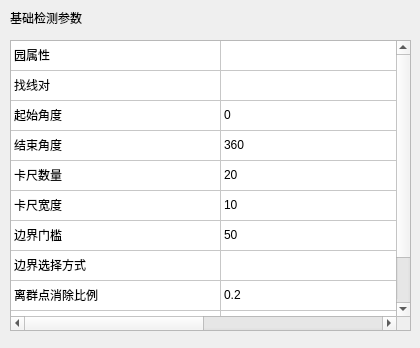
Above: VisionDetect/FindCircleWidget.ui from chuandongxu/AOI before the change. Below: the same form after it.
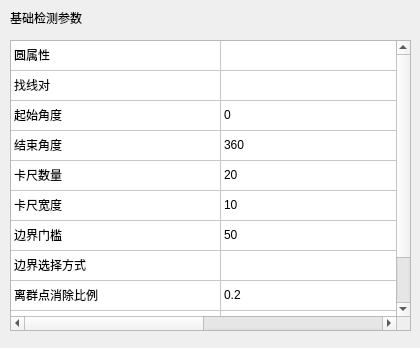
That is the form after the change.

```diff
--- a/VisionDetect/FindCircleWidget.ui
+++ b/VisionDetect/FindCircleWidget.ui
@@ -114,7 +114,7 @@
    </column>
    <item row="0" column="0">
     <property name="text">
-     <string>园属性</string>
+     <string>圆属性</string>
     </property>
    </item>
    <item row="1" column="0">
```
